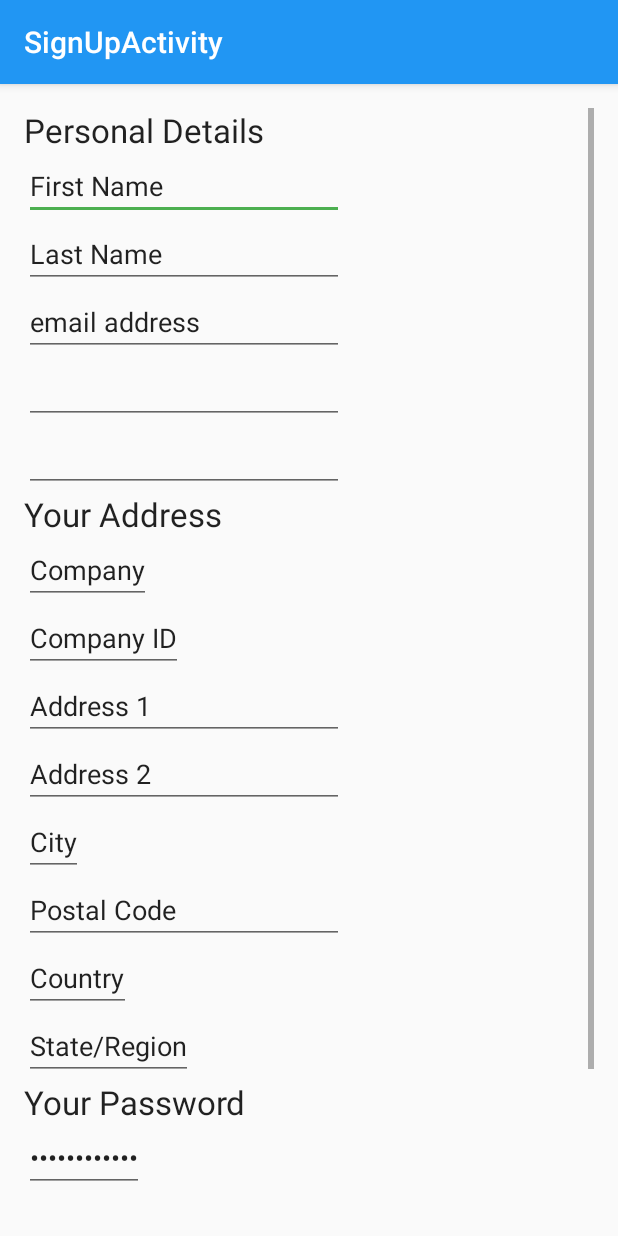
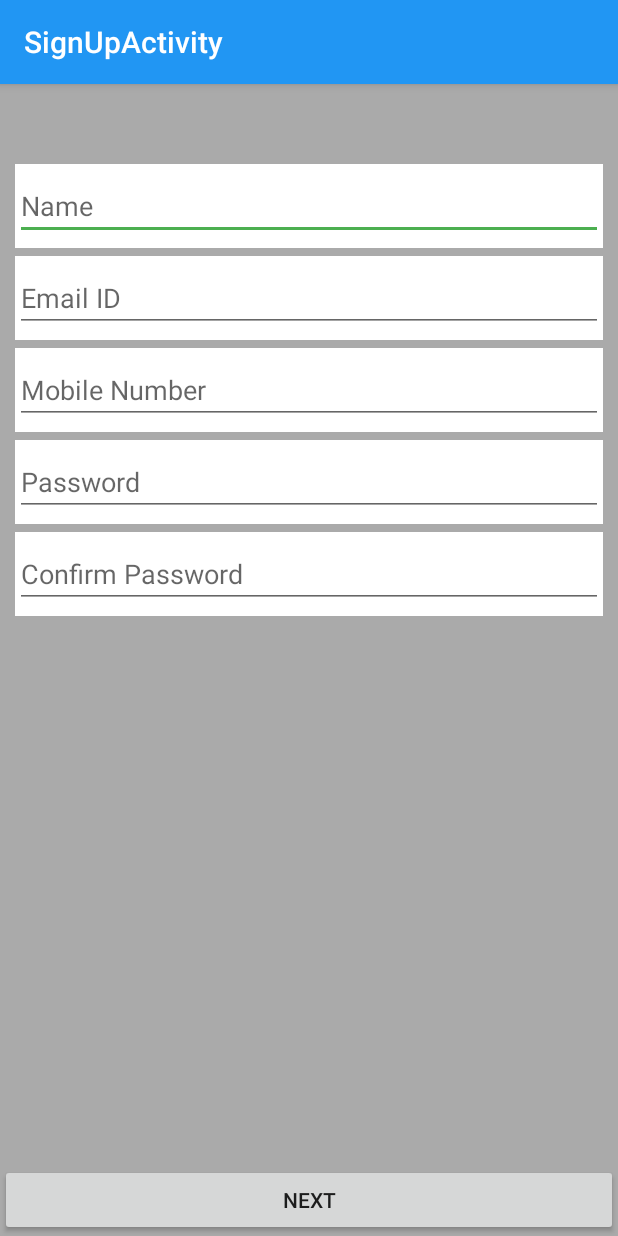
Before and after one commit to kevinselvaprasanna/flashfetchseller_androidapp, an Android app: the SignUpActivity screen opened directly, with no data from a screen before it, on a phone screen of 412 x 824 dp. Run offline under Robolectric (Android 15) with nearby library versions, the phone set to English and light mode, and no system bars; 1 statement that could not run was skipped.

Commit message:
ViewFlipper layout added to SignUpActivity class and xml

```diff
--- a/app/src/main/res/layout/activity_sign_up.xml
+++ b/app/src/main/res/layout/activity_sign_up.xml
@@ -21,7 +21,7 @@
 
     </android.support.design.widget.AppBarLayout>
 
-    <include layout="@layout/content_sign_up" />
+    <include layout="@layout/flipper_signup" />
 
 
 </android.support.design.widget.CoordinatorLayout>
--- /dev/null
+++ b/app/src/main/res/layout/flipper_signup.xml
@@ -0,0 +1,343 @@
+<?xml version="1.0" encoding="utf-8"?>
+<LinearLayout xmlns:android="http://schemas.android.com/apk/res/android"
+    android:orientation="vertical" android:layout_width="match_parent"
+    android:layout_height="match_parent">
+
+
+    <ViewFlipper
+        android:layout_width="fill_parent"
+        android:layout_height="fill_parent"
+        android:id="@+id/viewFlipper2">
+
+        <LinearLayout
+            android:orientation="vertical" android:layout_width="match_parent"
+            android:layout_height="match_parent"
+            android:background="@android:color/darker_gray">
+
+            <TextView
+                android:layout_width="match_parent"
+                android:layout_height="wrap_content"
+                android:textAppearance="?android:attr/textAppearanceLarge"
+                android:text="FlashFetch"
+                android:id="@+id/flashfetch"
+                android:layout_gravity="center_horizontal"
+                android:gravity="center_horizontal"
+                android:paddingTop="5dp"
+                android:paddingBottom="5dp"
+                android:textSize="36sp" />
+
+            <LinearLayout
+                android:orientation="horizontal"
+                android:layout_width="match_parent"
+                android:layout_height="wrap_content"
+                android:layout_gravity="center_horizontal"
+                android:layout_marginTop="50dp"
+                android:layout_marginLeft="10dp"
+                android:layout_marginRight="10dp"
+                android:background="@android:color/background_light"
+                android:layout_marginBottom="5dp"
+                android:paddingTop="5dp"
+                android:paddingBottom="5dp">
+
+                <EditText
+                    android:layout_width="wrap_content"
+                    android:layout_height="wrap_content"
+                    android:inputType="textPersonName"
+                    android:ems="10"
+                    android:id="@+id/Name"
+                    android:layout_weight="1"
+                    android:hint="Name" />
+            </LinearLayout>
+
+
+            <LinearLayout
+                android:orientation="horizontal"
+                android:layout_width="match_parent"
+                android:layout_height="wrap_content"
+                android:layout_gravity="center_horizontal"
+                android:layout_marginLeft="10dp"
+                android:layout_marginRight="10dp"
+                android:background="@android:color/background_light"
+                android:layout_marginBottom="5dp"
+                android:paddingTop="5dp"
+                android:paddingBottom="5dp">
+
+                <EditText
+                    android:layout_width="wrap_content"
+                    android:layout_height="wrap_content"
+                    android:inputType="textEmailAddress"
+                    android:ems="10"
+                    android:id="@+id/EmailID"
+                    android:layout_weight="1"
+                    android:hint="Email ID" />
+            </LinearLayout>
+
+            <LinearLayout
+                android:orientation="horizontal"
+                android:layout_width="match_parent"
+                android:layout_height="wrap_content"
+                android:layout_gravity="center_horizontal"
+                android:layout_marginLeft="10dp"
+                android:layout_marginRight="10dp"
+                android:background="@android:color/background_light"
+                android:layout_marginBottom="5dp"
+                android:paddingTop="5dp"
+                android:paddingBottom="5dp">
+
+                <EditText
+                    android:layout_width="wrap_content"
+                    android:layout_height="wrap_content"
+                    android:inputType="phone"
+                    android:ems="10"
+                    android:id="@+id/MobileNum"
+                    android:layout_weight="1"
+                    android:hint="Mobile Number" />
+
+            </LinearLayout>
+
+            <LinearLayout
+                android:orientation="horizontal"
+                android:layout_width="match_parent"
+                android:layout_height="wrap_content"
+                android:layout_marginLeft="10dp"
+                android:layout_marginRight="10dp"
+                android:background="@android:color/background_light"
+                android:layout_marginBottom="5dp"
+                android:paddingTop="5dp"
+                android:paddingBottom="5dp">
+
+                <EditText
+                    android:layout_width="wrap_content"
+                    android:layout_height="wrap_content"
+                    android:inputType="textPassword"
+                    android:ems="10"
+                    android:id="@+id/Password"
+                    android:layout_weight="1"
+                    android:hint="Password" />
+            </LinearLayout>
+
+            <LinearLayout
+                android:orientation="horizontal"
+                android:layout_width="match_parent"
+                android:layout_height="wrap_content"
+                android:layout_gravity="center_horizontal"
+                android:layout_marginLeft="10dp"
+                android:layout_marginRight="10dp"
+                android:background="@android:color/background_light"
+                android:layout_marginBottom="5dp"
+                android:paddingTop="5dp"
+                android:paddingBottom="5dp">
+
+                <EditText
+                    android:layout_width="wrap_content"
+                    android:layout_height="wrap_content"
+                    android:inputType="textPassword"
+                    android:ems="10"
+                    android:id="@+id/confPass"
+                    android:layout_weight="1"
+                    android:hint="Confirm Password" />
+
+            </LinearLayout>
+
+            <LinearLayout
+                android:orientation="horizontal"
+                android:layout_width="fill_parent"
+                android:layout_height="fill_parent">
+
+                <Button
+                    android:layout_width="match_parent"
+                    android:layout_height="wrap_content"
+                    android:text="Next"
+                    android:id="@+id/Next"
+                    android:layout_gravity="bottom"
+                    android:padding="10dp" />
+            </LinearLayout>
+
+        </LinearLayout>
+
+        <LinearLayout xmlns:android="http://schemas.android.com/apk/res/android"
+            android:orientation="vertical" android:layout_width="match_parent"
+            android:layout_height="match_parent"
+            android:background="@android:color/darker_gray">
+
+            <TextView
+                android:layout_width="match_parent"
+                android:layout_height="wrap_content"
+                android:textAppearance="?android:attr/textAppearanceLarge"
+                android:text="FlashFetch"
+                android:id="@+id/FlashFetch"
+                android:layout_gravity="center_horizontal"
+                android:gravity="center_horizontal"
+                android:paddingTop="5dp"
+                android:paddingBottom="5dp"
+                android:textSize="36sp" />
+
+            <LinearLayout
+                android:orientation="horizontal"
+                android:layout_width="match_parent"
+                android:layout_height="wrap_content"
+                android:paddingTop="5dp"
+                android:paddingBottom="5dp"
+                android:background="@android:color/background_light"
+                android:layout_marginTop="50dp"
+                android:layout_marginLeft="10dp"
+                android:layout_marginRight="10dp"
+                android:layout_marginBottom="5dp">
+
+                <EditText
+                    android:layout_width="match_parent"
+                    android:layout_height="wrap_content"
+                    android:inputType="textPersonName"
+                    android:ems="10"
+                    android:id="@+id/shop_name"
+                    android:layout_gravity="center_horizontal"
+                    android:hint="Shop Name" />
+            </LinearLayout>
+
+            <LinearLayout
+                android:orientation="horizontal"
+                android:layout_width="match_parent"
+                android:layout_height="wrap_content"
+                android:paddingTop="5dp"
+                android:paddingBottom="5dp"
+                android:background="@android:color/background_light"
+                android:layout_marginLeft="10dp"
+                android:layout_marginRight="10dp"
+                android:layout_marginBottom="5dp">
+
+                <EditText
+                    android:layout_width="match_parent"
+                    android:layout_height="wrap_content"
+                    android:id="@+id/shop_id"
+                    android:layout_gravity="center_horizontal"
+                    android:hint="Shop ID" />
+            </LinearLayout>
+
+            <LinearLayout
+                android:orientation="horizontal"
+                android:layout_width="match_parent"
+                android:layout_height="wrap_content"
+                android:paddingTop="5dp"
+                android:paddingBottom="5dp"
+                android:background="@android:color/background_light"
+                android:layout_marginLeft="10dp"
+                android:layout_marginRight="10dp"
+                android:layout_marginBottom="5dp">
+
+                <EditText
+                    android:layout_width="match_parent"
+                    android:layout_height="wrap_content"
+                    android:inputType="phone"
+                    android:ems="10"
+                    android:id="@+id/telephone"
+                    android:layout_gravity="center_horizontal"
+                    android:hint="Telephone" />
+            </LinearLayout>
+
+            <LinearLayout
+                android:orientation="horizontal"
+                android:layout_width="match_parent"
+                android:layout_height="wrap_content"
+                android:paddingTop="5dp"
+                android:paddingBottom="5dp"
+                android:background="@android:color/background_light"
+                android:layout_marginLeft="10dp"
+                android:layout_marginRight="10dp"
+                android:layout_marginBottom="5dp">
+
+                <EditText
+                    android:layout_width="match_parent"
+                    android:layout_height="wrap_content"
+                    android:inputType="textPostalAddress"
+                    android:ems="10"
+                    android:id="@+id/add_1"
+                    android:layout_gravity="center_horizontal"
+                    android:hint="Address 1" />
+            </LinearLayout>
+
+            <LinearLayout
+                android:orientation="horizontal"
+                android:layout_width="match_parent"
+                android:layout_height="wrap_content"
+                android:paddingTop="5dp"
+                android:paddingBottom="5dp"
+                android:background="@android:color/background_light"
+                android:layout_marginLeft="10dp"
+                android:layout_marginRight="10dp"
+                android:layout_marginBottom="5dp">
+
+                <EditText
+                    android:layout_width="match_parent"
+                    android:layout_height="wrap_content"
+                    android:inputType="textPostalAddress"
+                    android:ems="10"
+                    android:id="@+id/add_2"
+                    android:layout_gravity="center_horizontal"
+                    android:hint="Address 2" />
+            </LinearLayout>
+
+            <LinearLayout
+                android:orientation="horizontal"
+                android:layout_width="match_parent"
+                android:layout_height="wrap_content"
+                android:paddingTop="5dp"
+                android:paddingBottom="5dp"
+                android:background="@android:color/background_light"
+                android:layout_marginLeft="10dp"
+                android:layout_marginRight="10dp"
+                android:layout_marginBottom="5dp">
+
+                <EditText
+                    android:layout_width="match_parent"
+                    android:layout_height="wrap_content"
+                    android:inputType="textPostalAddress"
+                    android:ems="10"
+                    android:id="@+id/add_3"
+                    android:layout_gravity="center_horizontal"
+                    android:hint="Address 3" />
+            </LinearLayout>
+
+            <TextView
+                android:layout_width="match_parent"
+                android:layout_height="wrap_content"
+                android:textAppearance="?android:attr/textAppearanceMedium"
+                android:text="Location"
+                android:id="@+id/location"
+                android:layout_gravity="center_horizontal"
+                android:layout_marginLeft="10dp"
+                android:layout_marginRight="10dp"
+                android:gravity="center_horizontal"
+                android:paddingTop="10dp"
+                android:paddingBottom="10dp"
+                android:background="@android:color/holo_blue_dark"
+                android:visibility="visible" />
+
+            <LinearLayout
+                android:orientation="horizontal"
+                android:layout_width="fill_parent"
+                android:layout_height="fill_parent"
+                android:layout_marginLeft="5dp"
+                android:layout_marginRight="5dp">
+
+                <Button
+                    android:layout_width="wrap_content"
+                    android:layout_height="wrap_content"
+                    android:text="Back"
+                    android:id="@+id/back"
+                    android:layout_weight="1"
+                    android:layout_gravity="bottom" />
+
+                <Button
+                    android:layout_width="wrap_content"
+                    android:layout_height="wrap_content"
+                    android:text="Next"
+                    android:id="@+id/next"
+                    android:layout_weight="1"
+                    android:layout_gravity="bottom" />
+            </LinearLayout>
+
+        </LinearLayout>
+
+    </ViewFlipper>
+
+</LinearLayout>
```
